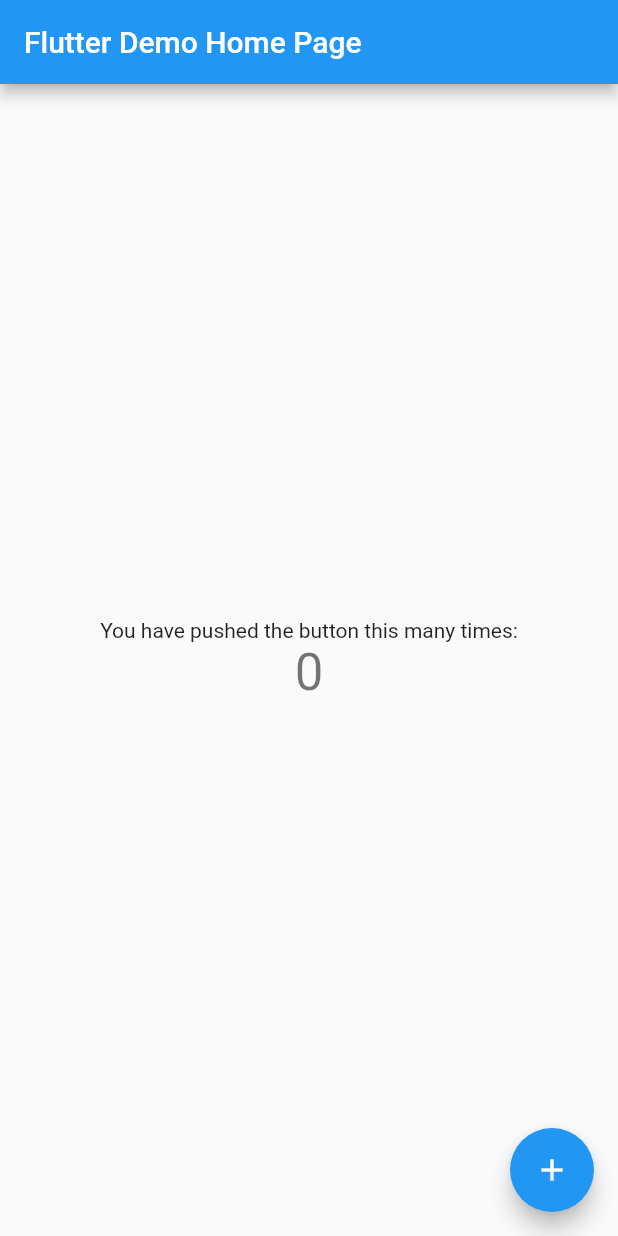
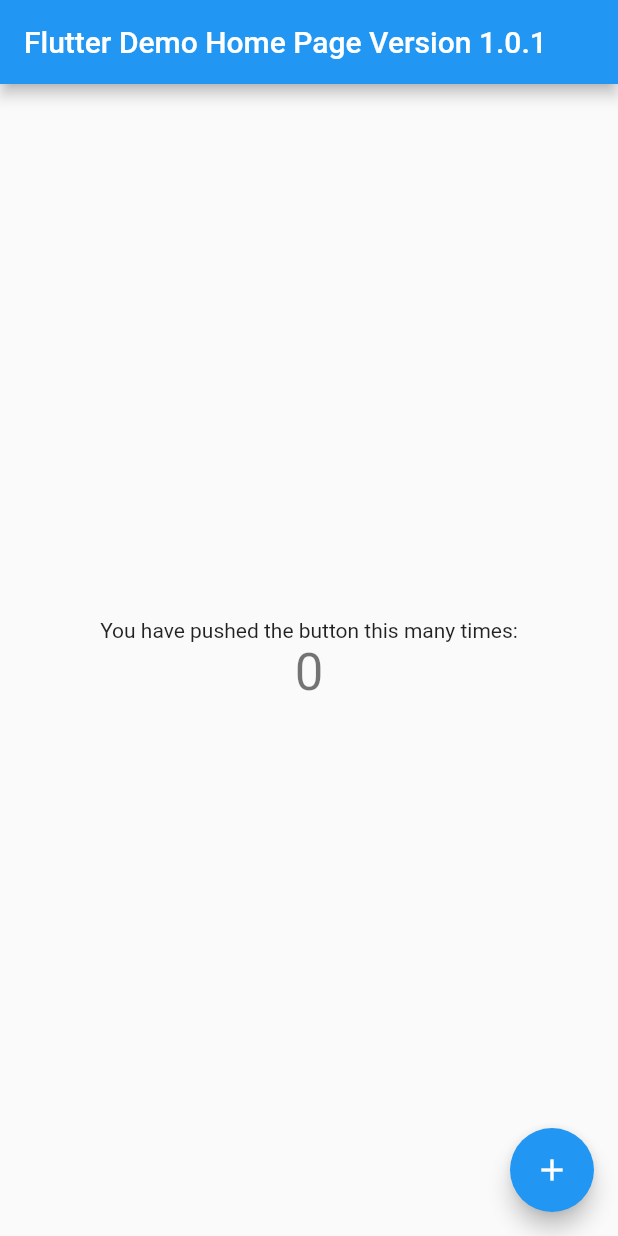
Before and after one commit to MichaelsPlayground/test_branch, a Flutter app: the screen it shows after launch, on a phone screen of 412 x 824 dp. Run offline on Flutter 3.47's test engine with Material 2 defaults, Android fonts, the phone set to English and light mode, and no system bars.

Commit message:
update for version 1.0.1

```diff
--- a/lib/main.dart
+++ b/lib/main.dart
@@ -24,7 +24,7 @@ class MyApp extends StatelessWidget {
         // is not restarted.
         primarySwatch: Colors.blue,
       ),
-      home: const MyHomePage(title: 'Flutter Demo Home Page'),
+      home: const MyHomePage(title: 'Flutter Demo Home Page Version 1.0.1'),
     );
   }
 }
--- a/pubspec.yaml
+++ b/pubspec.yaml
@@ -15,7 +15,7 @@ publish_to: 'none' # Remove this line if you wish to publish to pub.dev
 # In iOS, build-name is used as CFBundleShortVersionString while build-number used as CFBundleVersion.
 # Read more about iOS versioning at
 # https://developer.apple.com/library/archive/documentation/General/Reference/InfoPlistKeyReference/Articles/CoreFoundationKeys.html
-version: 1.0.0+1
+version: 1.0.1+1
 
 environment:
   sdk: ">=2.12.0 <3.0.0"
```
